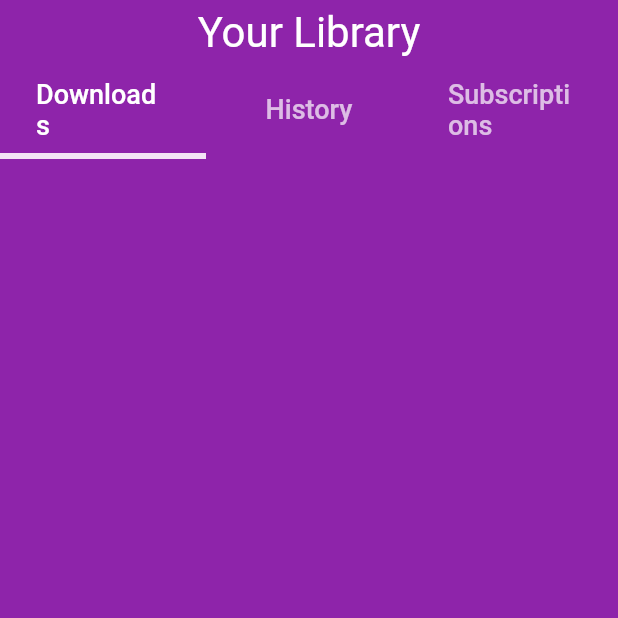
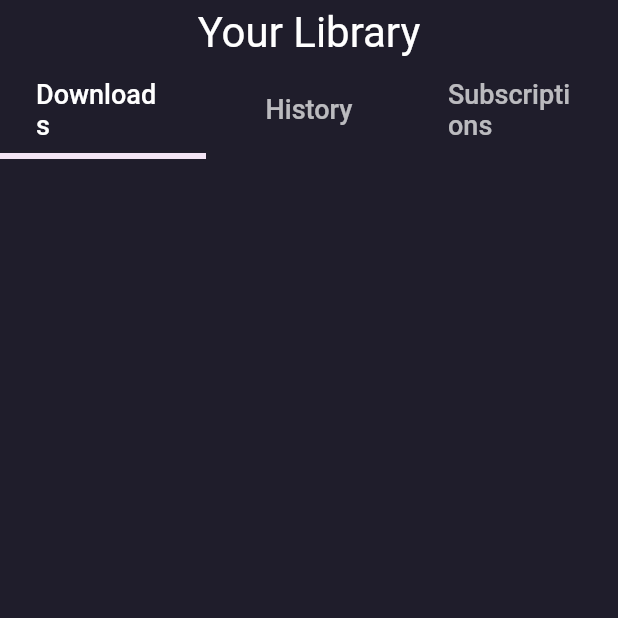
Before and after one commit to MastewalB/cassette, a Flutter app: the screen it shows after launch, on a phone screen of 412 x 824 dp, the top half of it. Run offline on Flutter 3.47's test engine with Material 2 defaults, Android fonts, the phone set to English and light mode, and no system bars; Roboto replaces fonts that are missing (Montserrat).

Commit message:
Custom Theme

```diff
--- a/lib/src/themes/custom_theme.dart
+++ b/lib/src/themes/custom_theme.dart
@@ -1,13 +1,11 @@
 import 'package:flutter/material.dart';
 import 'colors/colors.dart';
 
-
-
-class CustomTheme{
-  static ThemeData get lightTheme{
+class CustomTheme {
+  static ThemeData get lightTheme {
     return ThemeData(
       primaryColor: Colors.purple.shade400,
-      scaffoldBackgroundColor: Colors.purple.shade600,
+      scaffoldBackgroundColor: Color.fromARGB(255, 31, 29, 43),
       canvasColor: Colors.purple.shade200,
       indicatorColor: Colors.purple.shade50,
       primaryIconTheme: const IconThemeData(
@@ -21,21 +19,44 @@ class CustomTheme{
         fontSize: 24.0,
         fontWeight: FontWeight.bold,
         letterSpacing: -1.0,
-        )
-      ),
+      )),
       appBarTheme: const AppBarTheme(
           centerTitle: true,
+          color: Color.fromARGB(255, 31, 29, 43),
+          toolbarHeight: 65,
+          elevation: 10,
           titleTextStyle: TextStyle(
             color: Colors.white,
-          fontSize:28,
+            fontSize: 28,
             fontWeight: FontWeight.w400,
-        )
-      ),
+          )),
       fontFamily: 'Montserrat',
       buttonTheme: ButtonThemeData(
-        shape: RoundedRectangleBorder(borderRadius: BorderRadius.circular(18.0)),
+        shape:
+            RoundedRectangleBorder(borderRadius: BorderRadius.circular(18.0)),
         buttonColor: const Color.fromARGB(200, 93, 84, 143),
-      )
+      ),
+      bottomNavigationBarTheme: BottomNavigationBarThemeData(
+        landscapeLayout: BottomNavigationBarLandscapeLayout.centered,
+        backgroundColor: Color.fromARGB(255, 47, 49, 66),
+        selectedItemColor: Colors.white,
+        unselectedItemColor: Colors.white70,
+
+        selectedIconTheme: IconThemeData(
+          size: 25
+        ),
+        unselectedIconTheme: IconThemeData(
+          size: 22,
+        ),
+
+        selectedLabelStyle: TextStyle(
+          fontFamily: 'Montserrat',
+          fontSize: 15,
+        ),
+        unselectedLabelStyle: TextStyle(
+          fontSize: 14,
+        ),
+      ),
     );
   }
 }
```
Lines whose indentation alone changed are shown as unchanged.
